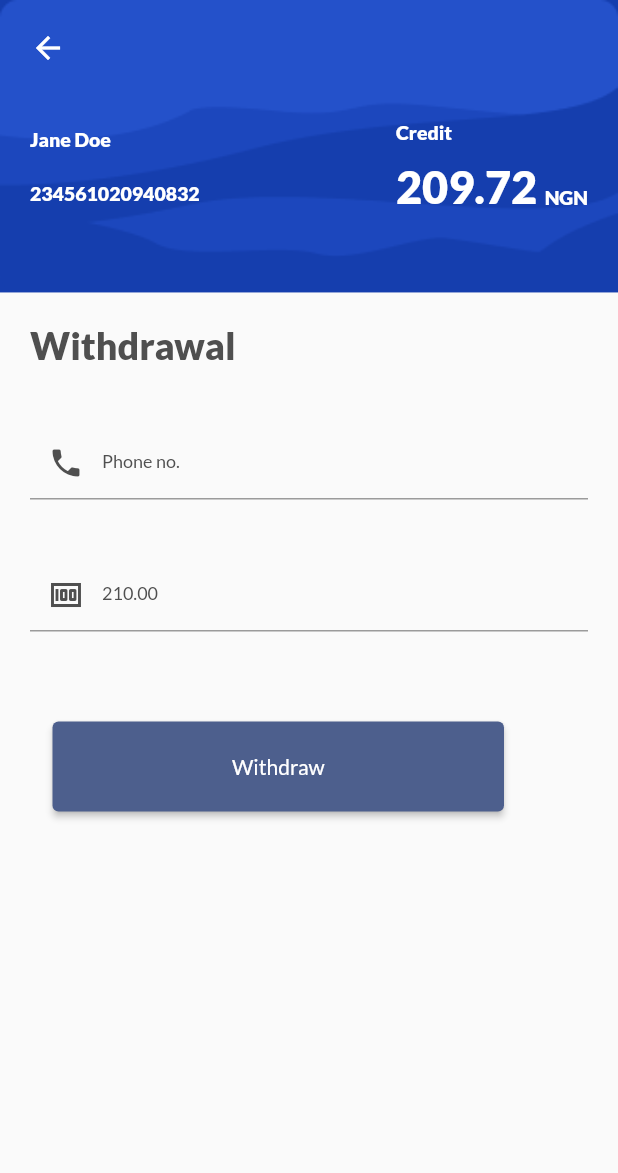
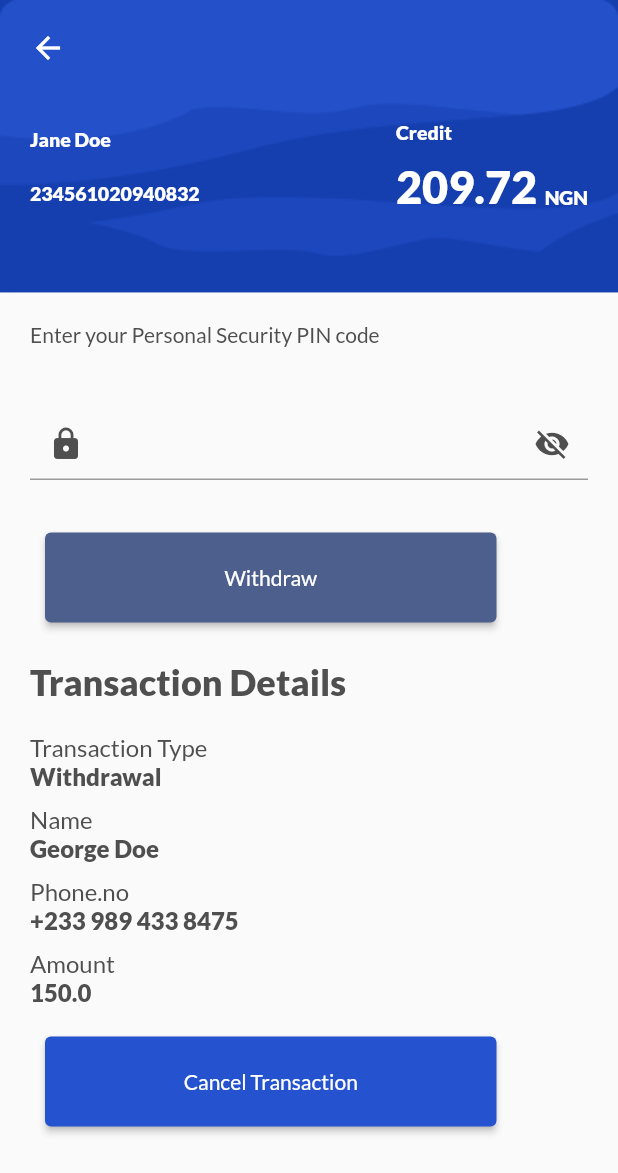
Before and after one commit to sobuur0/super_agent_with_flutter, a Flutter app: the WithdrawalPage screen opened directly, after a tap on "Withdraw", on a phone screen of 412 x 824 dp. Shown: the top 1173 px of the screen. Run offline on Flutter 3.47's test engine with Material 2 defaults, Android fonts, the phone set to English and light mode, and no system bars; our stand-ins replace google_fonts.

Commit message:
implemented withdrawal_transactions_page

```diff
--- a/lib/presentation/pages/withdrawal_page.dart
+++ b/lib/presentation/pages/withdrawal_page.dart
@@ -1,6 +1,7 @@
 import 'package:flutter/cupertino.dart';
 import 'package:flutter/material.dart';
 import 'package:super_agent_with_flutter/constants/app_styles.dart';
+import 'package:super_agent_with_flutter/presentation/pages/withdrawal_transactions_page.dart';
 import 'package:super_agent_with_flutter/presentation/widgets/user_details_card.dart';
 import 'package:super_agent_with_flutter/presentation/widgets/widget_action_button.dart';
 
@@ -81,12 +82,12 @@ class _WithdrawalPageState extends State<WithdrawalPage> {
                 child: ActionButton(
                   buttonText: 'Withdraw',
                   onTap: () {
-                    // Navigator.push(
-                    //   context,
-                    //   MaterialPageRoute(
-                    //     builder: (context) => DepositTransactionsPage(),
-                    //   ),
-                    // );
+                    Navigator.push(
+                      context,
+                      MaterialPageRoute(
+                        builder: (context) => WithdrawalTransactionsPage(),
+                      ),
+                    );
                   },
                   buttonColor: Color(0xFF4D5F8D),
                 ),
--- a/lib/presentation/pages/withdrawal_transactions_page.dart
+++ b/lib/presentation/pages/withdrawal_transactions_page.dart
@@ -0,0 +1,203 @@
+import 'package:flutter/cupertino.dart';
+import 'package:flutter/material.dart';
+import 'package:super_agent_with_flutter/constants/app_styles.dart';
+import 'package:super_agent_with_flutter/presentation/widgets/cancel_deposit_dialog.dart';
+import 'package:super_agent_with_flutter/presentation/widgets/user_details_card.dart';
+import 'package:super_agent_with_flutter/presentation/widgets/widget_action_button.dart';
+
+import 'deposit_successful_page.dart';
+
+class WithdrawalTransactionsPage extends StatefulWidget {
+  const WithdrawalTransactionsPage({Key? key}) : super(key: key);
+
+  @override
+  _WithdrawalTransactionsPageState createState() => _WithdrawalTransactionsPageState();
+}
+
+class _WithdrawalTransactionsPageState extends State<WithdrawalTransactionsPage> {
+  late bool _passwordVisible;
+
+  @override
+  // ignore: must_call_super
+  void initState() => _passwordVisible = false;
+
+  @override
+  Widget build(BuildContext context) {
+    return Scaffold(
+      body: SafeArea(
+        child: SingleChildScrollView(
+          physics: ScrollPhysics(parent: NeverScrollableScrollPhysics()),
+          child: Column(
+            crossAxisAlignment: CrossAxisAlignment.start,
+            children: <Widget>[
+              UserDetailsCard(),
+              Padding(
+                padding: const EdgeInsets.symmetric(
+                  vertical: 20,
+                  horizontal: 20,
+                ),
+                child: Text(
+                  'Enter your Personal Security PIN code',
+                  style: AppStyles.latoRegular(
+                    color: Color(0xFF4F4F4F),
+                    size: 14,
+                  ),
+                ),
+              ),
+              Padding(
+                padding: const EdgeInsets.symmetric(
+                  horizontal: 20,
+                  vertical: 20,
+                ),
+                child: TextFormField(
+                  validator: (value) {},
+                  obscureText: !_passwordVisible,
+                  keyboardType: TextInputType.number,
+                  decoration: InputDecoration(
+                    prefixIcon: Icon(
+                      Icons.lock,
+                      color: Color(0xFF4F4F4F),
+                    ),
+                    suffixIcon: IconButton(
+                      onPressed: () {
+                        setState(() {
+                          _passwordVisible = !_passwordVisible;
+                        });
+                      },
+                      icon: Icon(
+                        _passwordVisible
+                            ? Icons.visibility
+                            : Icons.visibility_off,
+                        color: Color(0xFF4F4F4F),
+                      ),
+                    ),
+                  ),
+                ),
+              ),
+              Padding(
+                padding: const EdgeInsets.symmetric(
+                    horizontal: 30.0, vertical: 15.0),
+                child: ActionButton(
+                  buttonText: 'Withdraw',
+                  onTap: () {
+                    // Navigator.push(
+                    //   context,
+                    //   MaterialPageRoute(
+                    //     builder: (context) => DepositSuccessfulPage(),
+                    //   ),
+                    // );
+                  },
+                  buttonColor: Color(0xFF4D5F8D),
+                ),
+              ),
+              Padding(
+                padding: const EdgeInsets.symmetric(
+                    horizontal: 20.0, vertical: 10.0),
+                child: Text(
+                  'Transaction Details',
+                  style: AppStyles.latoBold(
+                    color: Color(0xFF4F4F4F),
+                    size: 24,
+                  ),
+                ),
+              ),
+              Padding(
+                padding: const EdgeInsets.fromLTRB(20, 10, 0, 0),
+                child: Text(
+                  'Transaction Type',
+                  style: AppStyles.latoRegular(
+                    color: Color(0xFF4F4F4F),
+                    size: 16.0,
+                  ),
+                ),
+              ),
+              Padding(
+                padding: const EdgeInsets.fromLTRB(20, 0, 0, 10),
+                child: Text(
+                  'Withdrawal',
+                  style: AppStyles.latoBold(
+                    color: Color(0xFF4F4F4F),
+                    size: 16.0,
+                  ),
+                ),
+              ),
+              Padding(
+                padding: const EdgeInsets.fromLTRB(20, 0, 0, 0),
+                child: Text(
+                  'Name',
+                  style: AppStyles.latoRegular(
+                    color: Color(0xFF4F4F4F),
+                    size: 16.0,
+                  ),
+                ),
+              ),
+              Padding(
+                padding: const EdgeInsets.fromLTRB(20, 0, 0, 10),
+                child: Text(
+                  'George Doe',
+                  style: AppStyles.latoBold(
+                    color: Color(0xFF4F4F4F),
+                    size: 16.0,
+                  ),
+                ),
+              ),
+              Padding(
+                padding: const EdgeInsets.fromLTRB(20, 0, 0, 0),
+                child: Text(
+                  'Phone.no',
+                  style: AppStyles.latoRegular(
+                    color: Color(0xFF4F4F4F),
+                    size: 16.0,
+                  ),
+                ),
+              ),
+              Padding(
+                padding: const EdgeInsets.fromLTRB(20, 0, 0, 10),
+                child: Text(
+                  '+233 989 433 8475',
+                  style: AppStyles.latoBold(
+                    color: Color(0xFF4F4F4F),
+                    size: 16.0,
+                  ),
+                ),
+              ),
+              Padding(
+                padding: const EdgeInsets.fromLTRB(20, 0, 0, 0),
+                child: Text(
+                  'Amount',
+                  style: AppStyles.latoRegular(
+                    color: Color(0xFF4F4F4F),
+                    size: 16.0,
+                  ),
+                ),
+              ),
+              Padding(
+                padding: const EdgeInsets.fromLTRB(20, 0, 0, 10),
+                child: Text(
+                  '150.0',
+                  style: AppStyles.latoBold(
+                    color: Color(0xFF4F4F4F),
+                    size: 16.0,
+                  ),
+                ),
+              ),
+              Padding(
+                padding: const EdgeInsets.fromLTRB(30, 10, 30, 0),
+                child: ActionButton(
+                  buttonText: 'Cancel Transaction',
+                  onTap: () {
+                    showDialog(
+                      context: context,
+                      builder: (BuildContext context) => CancelDepositDialog(),
+                    );
+                  },
+                  buttonColor: Color(0xFF2553CF),
+                ),
+              )
+            ],
+          ),
+        ),
+      ),
+    );
+  }
+}
```
